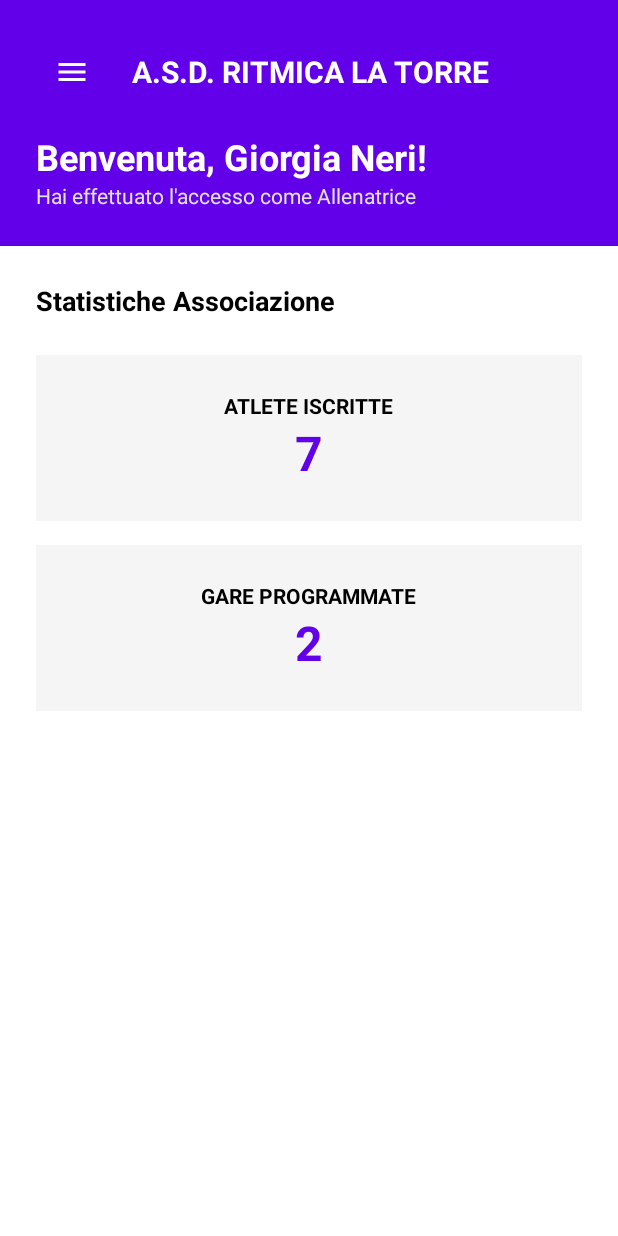
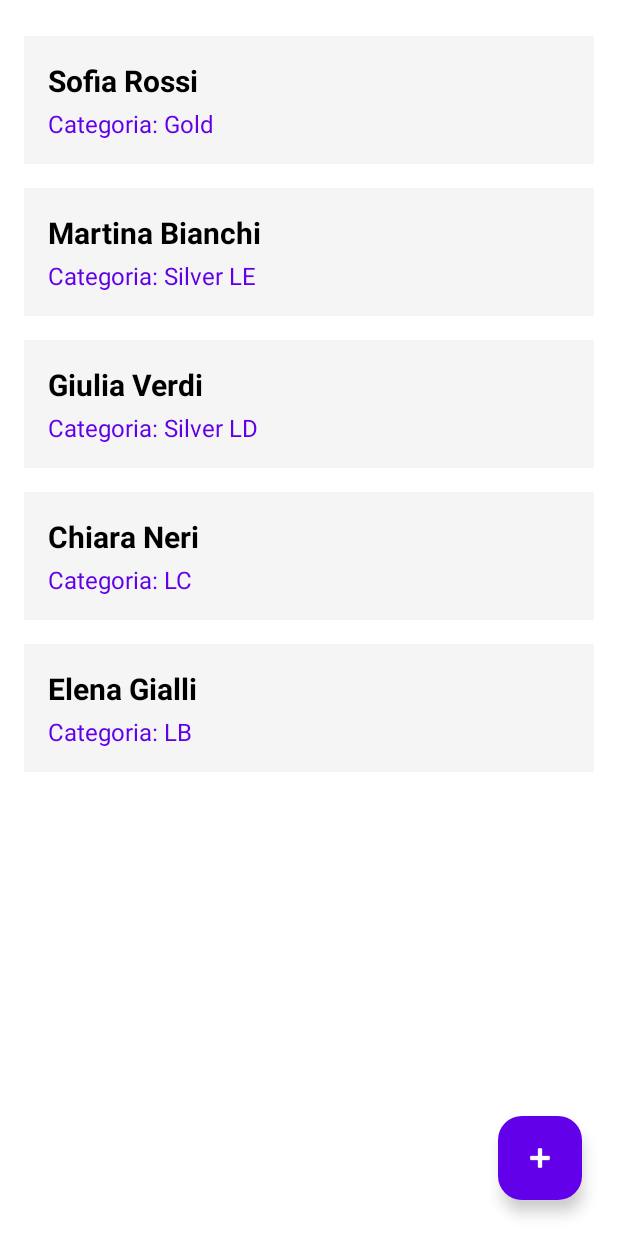
Before and after one commit to AlessiaFrancescaQuaglia/GinnasticaRitmica_Quaglia, an Android app: the CoachDashboardFragment screen opened through its navigation route, in the side drawer, after a tap on "Gestione Atlete", on a phone screen of 412 x 824 dp. Run offline under Robolectric (Android 15) with nearby library versions, the phone set to English and light mode, and no system bars; our stand-ins replace Firebase (no records; nobody signed in at launch, a user with empty details on screens opened directly), data binding.

Commit message:
implement Firebase authentication and athlete management
- Integrate Firebase Auth and Firestore dependencies and configuration.
- Implement `GestioneAtleteFragment` with a RecyclerView to display and add athletes.
- Create `AtletaAdapter` and `Atleta` data class for managing athlete list items.
- Update `LoginFragment` with Firebase authentication logic for coach login.
- Update `CoachViewModel` to include an observable list of athletes.
- Configure navigation graph with new destinations and updated action IDs.

```diff
--- /dev/null
+++ b/app/src/main/java/com/example/ginnasticaritmica/Atleta.kt
@@ -0,0 +1,7 @@
+package com.example.ginnasticaritmica
+
+// Questa è una Data Class: serve solo a contenere informazioni
+data class Atleta(
+    val nome: String,
+    val categoria: String
+)
--- /dev/null
+++ b/app/src/main/java/com/example/ginnasticaritmica/AtletaAdapter.kt
@@ -0,0 +1,37 @@
+package com.example.ginnasticaritmica
+
+import android.view.LayoutInflater
+import android.view.ViewGroup
+import androidx.recyclerview.widget.RecyclerView
+import com.example.ginnasticaritmica.databinding.ItemAtletaBinding
+
+// L'Adapter prende in ingresso la lista delle ginnaste
+class AtletaAdapter(private var atleteList: List<Atleta>) : RecyclerView.Adapter<AtletaAdapter.AtletaViewHolder>() {
+
+    // Il ViewHolder "tiene in mano" il collegamento con il singolo rettangolo (item_atleta.xml)
+    inner class AtletaViewHolder(val binding: ItemAtletaBinding) : RecyclerView.ViewHolder(binding.root)
+
+    override fun onCreateViewHolder(parent: ViewGroup, viewType: Int): AtletaViewHolder {
+        val inflater = LayoutInflater.from(parent.context)
+        // Usiamo il DataBinding per "gonfiare" la grafica
+        val binding = ItemAtletaBinding.inflate(inflater, parent, false)
+        return AtletaViewHolder(binding)
+    }
+
+    override fun onBindViewHolder(holder: AtletaViewHolder, position: Int) {
+        // Diamo in pasto l'atleta corretta alla variabile XML che hai creato nello step prima!
+        val atletaCorrente = atleteList[position]
+        holder.binding.atleta = atletaCorrente
+        holder.binding.executePendingBindings() // Forza l'aggiornamento grafico immediato
+    }
+
+    override fun getItemCount(): Int {
+        return atleteList.size
+    }
+
+    // Questa funzione ci servirà per aggiornare la lista quando aggiungi una nuova ginnasta
+    fun updateData(nuovaLista: List<Atleta>) {
+        atleteList = nuovaLista
+        notifyDataSetChanged() // Avvisa la RecyclerView che i dati sono cambiati
+    }
+}
--- a/app/src/main/java/com/example/ginnasticaritmica/CoachDashboardFragment.kt
+++ b/app/src/main/java/com/example/ginnasticaritmica/CoachDashboardFragment.kt
@@ -42,7 +42,7 @@ class CoachDashboardFragment : Fragment() {
                     Toast.makeText(requireContext(), "Cliccato su Gare", Toast.LENGTH_SHORT).show()
                 }
                 R.id.nav_atlete -> {
-                    Toast.makeText(requireContext(), "Cliccato su Gestione Atlete", Toast.LENGTH_SHORT).show()
+                    findNavController().navigate(R.id.action_coachDashboard_to_gestioneAtlete)
                 }
                 R.id.nav_logout -> {
                     // Torna alla schermata di Login
--- a/app/src/main/java/com/example/ginnasticaritmica/CoachViewModel.kt
+++ b/app/src/main/java/com/example/ginnasticaritmica/CoachViewModel.kt
@@ -9,4 +9,14 @@ class CoachViewModel : ViewModel() {
     val atleteIscritte = MutableLiveData(7)
     val gareProgrammate = MutableLiveData(2)
     val masterclassAttive = MutableLiveData(2)
+    // NUOVO: Creiamo una lista di atlete osservabile (LiveData)
+    val atleteList = MutableLiveData<List<Atleta>>(
+        listOf(
+            Atleta("Sofia Rossi", "Gold"),
+            Atleta("Martina Bianchi", "Silver LE"),
+            Atleta("Giulia Verdi", "Silver LD"),
+            Atleta("Chiara Neri", "LC"),
+            Atleta("Elena Gialli", "LB")
+        )
+    )
 }
--- /dev/null
+++ b/app/src/main/java/com/example/ginnasticaritmica/GestioneAtleteFragment.kt
@@ -0,0 +1,57 @@
+package com.example.ginnasticaritmica
+
+import android.os.Bundle
+import android.view.LayoutInflater
+import android.view.View
+import android.view.ViewGroup
+import androidx.fragment.app.Fragment
+import androidx.fragment.app.activityViewModels
+import androidx.recyclerview.widget.LinearLayoutManager
+import com.example.ginnasticaritmica.databinding.FragmentGestioneAtleteBinding
+
+class GestioneAtleteFragment : Fragment() {
+
+    private lateinit var binding: FragmentGestioneAtleteBinding
+
+    // Recuperiamo LO STESSO ViewModel della Dashboard
+    private val viewModel: CoachViewModel by activityViewModels()
+    private lateinit var adapter: AtletaAdapter
+
+    override fun onCreateView(
+        inflater: LayoutInflater, container: ViewGroup?,
+        savedInstanceState: Bundle?
+    ): View {
+        binding = FragmentGestioneAtleteBinding.inflate(inflater, container, false)
+        return binding.root
+    }
+
+    override fun onViewCreated(view: View, savedInstanceState: Bundle?) {
+        super.onViewCreated(view, savedInstanceState)
+
+        // 1. Diciamo alla RecyclerView come disporsi (in verticale)
+        binding.recyclerViewAtlete.layoutManager = LinearLayoutManager(requireContext())
+
+        // 2. Inizializziamo l'Adapter con una lista vuota per cominciare
+        adapter = AtletaAdapter(emptyList())
+        binding.recyclerViewAtlete.adapter = adapter
+
+        // 3. OSSERVIAMO il ViewModel: ogni volta che la lista cambia, l'Adapter si aggiorna da solo!
+        viewModel.atleteList.observe(viewLifecycleOwner) { listaAggiornata ->
+            adapter.updateData(listaAggiornata)
+        }
+
+        // 4. Cosa succede quando clicchi il bottone fluttuante "+"
+        binding.fabAggiungiAtleta.setOnClickListener {
+            // Per ora facciamo un test: aggiungiamo un'atleta finta
+            val vecchiaLista = viewModel.atleteList.value ?: emptyList()
+            val nuovaLista = vecchiaLista.toMutableList()
+            nuovaLista.add(Atleta("Nuova Atleta Test", "Silver LA"))
+
+            // Aggiorniamo la lista nel ViewModel (la RecyclerView si aggiornerà magicamente!)
+            viewModel.atleteList.value = nuovaLista
+
+            // BONUS: Aggiorniamo anche il numerino "7" della dashboard per riflettere il nuovo totale!
+            viewModel.atleteIscritte.value = nuovaLista.size
+        }
+    }
+}
--- a/app/src/main/java/com/example/ginnasticaritmica/LoginFragment.kt
+++ b/app/src/main/java/com/example/ginnasticaritmica/LoginFragment.kt
@@ -4,20 +4,23 @@ import android.os.Bundle
 import android.view.LayoutInflater
 import android.view.View
 import android.view.ViewGroup
+import android.widget.Toast
 import androidx.fragment.app.Fragment
 import androidx.navigation.fragment.findNavController
 import com.example.ginnasticaritmica.databinding.FragmentLoginBinding
+import com.google.firebase.auth.FirebaseAuth
+import com.google.firebase.firestore.FirebaseFirestore
 
 class LoginFragment : Fragment() {
 
-    // Utilizziamo lo stile esatto delle dispense per dichiarare il binding
     private lateinit var binding: FragmentLoginBinding
+    private lateinit var auth: FirebaseAuth
+    private lateinit var db: FirebaseFirestore
 
     override fun onCreateView(
         inflater: LayoutInflater, container: ViewGroup?,
         savedInstanceState: Bundle?
     ): View {
-        // Inflate del layout usando il data binding come da slide
         binding = FragmentLoginBinding.inflate(inflater, container, false)
         return binding.root
     }
@@ -25,14 +28,42 @@ class LoginFragment : Fragment() {
     override fun onViewCreated(view: View, savedInstanceState: Bundle?) {
         super.onViewCreated(view, savedInstanceState)
 
-        // Se clicchi Accedi, vai alla Dashboard Allenatrice
+        auth = FirebaseAuth.getInstance()
+        db = FirebaseFirestore.getInstance()
+
+        // 1. Bottone ACCEDI (Logica Allenatrice)
         binding.btnAccedi.setOnClickListener {
-            findNavController().navigate(R.id.action_login_to_coachDashboard)
+            val email = binding.emailInput.text.toString().trim()
+            val password = binding.passwordInput.text.toString().trim()
+
+            if (email.isEmpty() || password.isEmpty()) {
+                Toast.makeText(requireContext(), "Inserisci email e password", Toast.LENGTH_SHORT).show()
+                return@setOnClickListener
+            }
+
+            // Tentativo di Login (supponiamo che chi usa questo bottone sia l'allenatrice)
+            auth.signInWithEmailAndPassword(email, password)
+                .addOnSuccessListener {
+                    findNavController().navigate(R.id.action_loginFragment_to_coachDashboardFragment)
+                }
+                .addOnFailureListener {
+                    Toast.makeText(requireContext(), "Errore login Allenatrice", Toast.LENGTH_SHORT).show()
+                }
         }
 
-        // Se clicchi Atleta, vai alla Dashboard Atleta
+        // 2. Bottone "ENTRA COME ATLETA"
         binding.btnAthlete.setOnClickListener {
-            findNavController().navigate(R.id.action_login_to_athleteDashboard)
+            // Qui facciamo navigare direttamente alla dashboard atleta
+            findNavController().navigate(R.id.action_loginFragment_to_athleteDashboardFragment)
+        }
+    }
+
+    // Funzione comodissima per non ripetere il codice
+    private fun navigaInBaseAlRuolo(ruolo: String) {
+        if (ruolo == "Allenatrice") {
+            findNavController().navigate(R.id.action_loginFragment_to_coachDashboardFragment)
+        } else {
+            findNavController().navigate(R.id.action_loginFragment_to_athleteDashboardFragment)
         }
     }
 }
--- /dev/null
+++ b/app/src/main/res/layout/fragment_gestione_atlete.xml
@@ -0,0 +1,29 @@
+<?xml version="1.0" encoding="utf-8"?>
+<layout xmlns:android="http://schemas.android.com/apk/res/android"
+    xmlns:app="http://schemas.android.com/apk/res-auto">
+
+    <androidx.constraintlayout.widget.ConstraintLayout
+        android:layout_width="match_parent"
+        android:layout_height="match_parent"
+        android:background="#FFFFFF">
+
+        <androidx.recyclerview.widget.RecyclerView
+            android:id="@+id/recyclerViewAtlete"
+            android:layout_width="match_parent"
+            android:layout_height="match_parent"
+            android:paddingTop="16dp"
+            android:clipToPadding="false" />
+
+        <com.google.android.material.floatingactionbutton.FloatingActionButton
+            android:id="@+id/fabAggiungiAtleta"
+            android:layout_width="wrap_content"
+            android:layout_height="wrap_content"
+            android:layout_margin="24dp"
+            android:src="@android:drawable/ic_input_add"
+            app:backgroundTint="#6200EA"
+            app:tint="#FFFFFF"
+            app:layout_constraintBottom_toBottomOf="parent"
+            app:layout_constraintEnd_toEndOf="parent" />
+
+    </androidx.constraintlayout.widget.ConstraintLayout>
+</layout>
--- /dev/null
+++ b/app/src/main/res/layout/item_atleta.xml
@@ -0,0 +1,36 @@
+<?xml version="1.0" encoding="utf-8"?>
+<layout xmlns:android="http://schemas.android.com/apk/res/android">
+
+    <data>
+        <variable
+            name="atleta"
+            type="com.example.ginnasticaritmica.Atleta" />
+    </data>
+
+    <LinearLayout
+        android:layout_width="match_parent"
+        android:layout_height="wrap_content"
+        android:orientation="vertical"
+        android:background="#F5F5F5"
+        android:padding="16dp"
+        android:layout_marginHorizontal="16dp"
+        android:layout_marginVertical="8dp">
+
+        <TextView
+            android:layout_width="wrap_content"
+            android:layout_height="wrap_content"
+            android:text="@{atleta.nome}"
+            android:textColor="#000000"
+            android:textSize="20sp"
+            android:textStyle="bold" />
+
+        <TextView
+            android:layout_width="wrap_content"
+            android:layout_height="wrap_content"
+            android:text="@{`Categoria: ` + atleta.categoria}"
+            android:textColor="#6200EA"
+            android:textSize="16sp"
+            android:layout_marginTop="4dp"/>
+
+    </LinearLayout>
+</layout>
--- a/app/src/main/res/navigation/nav_graph.xml
+++ b/app/src/main/res/navigation/nav_graph.xml
@@ -12,11 +12,11 @@
         tools:layout="@layout/fragment_login">
 
         <action
-            android:id="@+id/action_login_to_coachDashboard"
+            android:id="@+id/action_loginFragment_to_coachDashboardFragment"
             app:destination="@id/coachDashboardFragment" />
 
         <action
-            android:id="@+id/action_login_to_athleteDashboard"
+            android:id="@+id/action_loginFragment_to_athleteDashboardFragment"
             app:destination="@id/athleteDashboardFragment" />
     </fragment>
 
@@ -29,6 +29,9 @@
         <action
             android:id="@+id/action_coachDashboard_to_liveScoring"
             app:destination="@id/liveScoringFragment" />
+        <action
+            android:id="@+id/action_coachDashboard_to_gestioneAtlete"
+            app:destination="@id/gestioneAtleteFragment" />
     </fragment>
 
     <fragment
@@ -54,5 +57,9 @@
         android:name="com.example.ginnasticaritmica.MediaPlayerFragment"
         android:label="Media Player"
         tools:layout="@layout/fragment_media_player" />
+    <fragment
+        android:id="@+id/gestioneAtleteFragment"
+        android:name="com.example.ginnasticaritmica.GestioneAtleteFragment"
+        android:label="GestioneAtleteFragment" />
 
 </navigation>
--- a/build.gradle.kts
+++ b/build.gradle.kts
@@ -1,4 +1,5 @@
 // Top-level build file where you can add configuration options common to all sub-projects/modules.
 plugins {
     alias(libs.plugins.android.application) apply false
+    id("com.google.gms.google-services") version "4.4.1" apply false
 }
```
Also changed, not shown: app/build.gradle.kts (+7 -0 lines), 1 other file.
